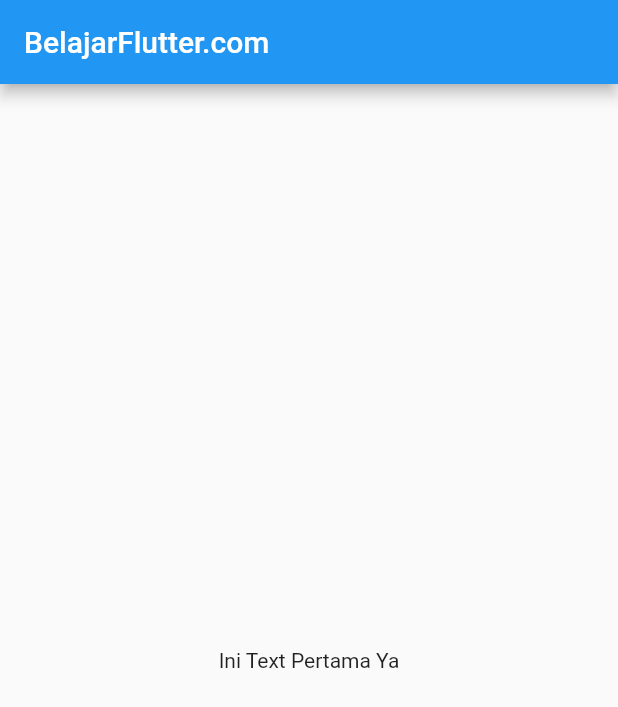
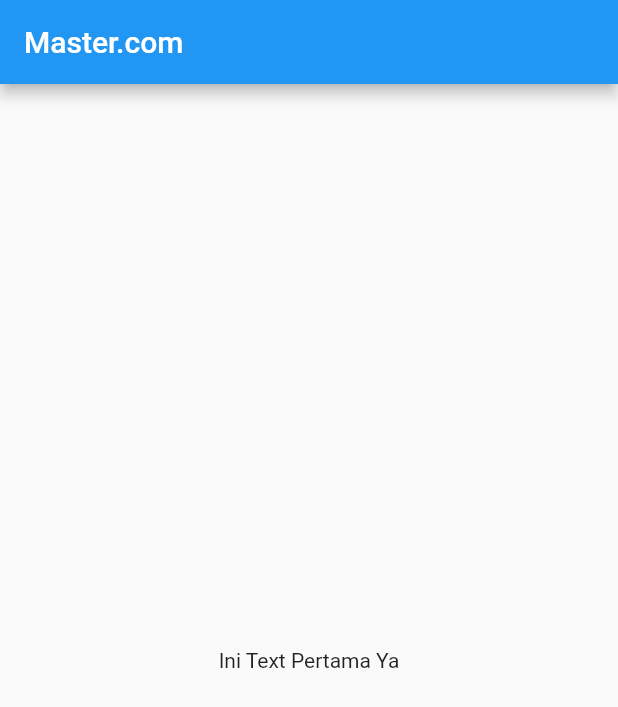
Before and after one commit to civer46/my-app1-flutter, a Flutter app: the screen it shows after launch, on a phone screen of 412 x 824 dp. Shown: the top 707 px of the screen. Run offline on Flutter 3.47's test engine with Material 2 defaults, Android fonts, the phone set to English and light mode, and no system bars.

Commit message:
Update Master Update Judul

```diff
--- a/lib/main.dart
+++ b/lib/main.dart
@@ -23,7 +23,7 @@ class MyHomePage extends StatelessWidget {
   Widget build(BuildContext context) {
     return Scaffold(
       appBar: AppBar(
-        title: const Text('BelajarFlutter.com'),
+        title: const Text('Master.com'),
       ),
       body: const Center(child: Text('Ini Text Pertama Ya')),
     );
```
